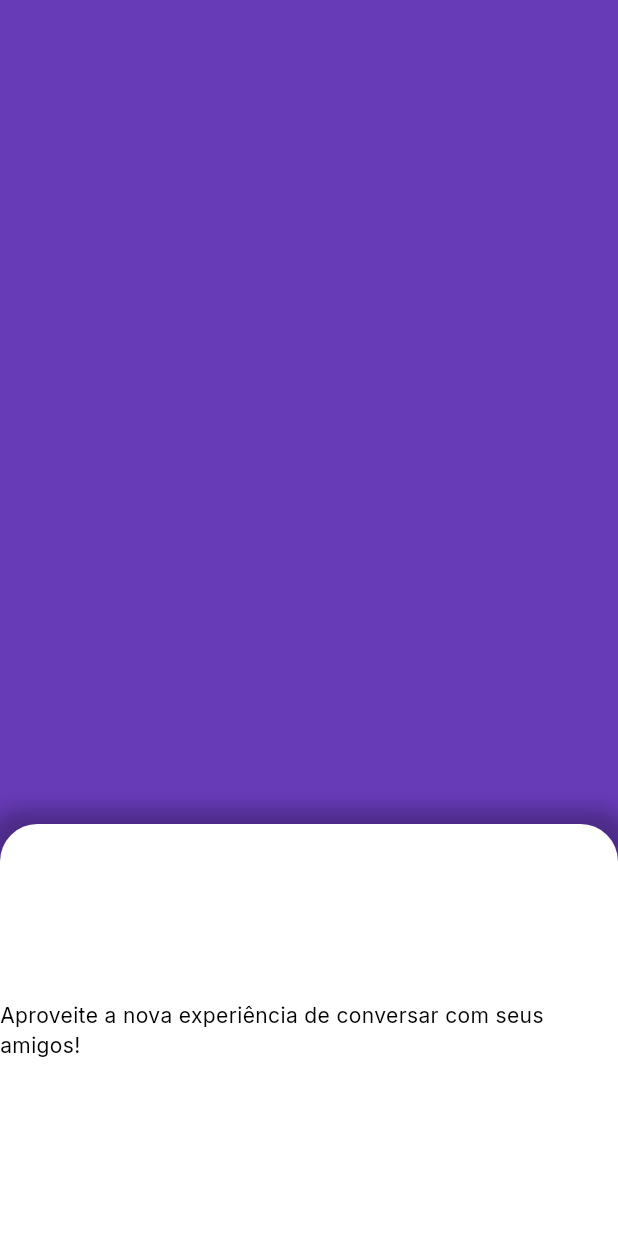
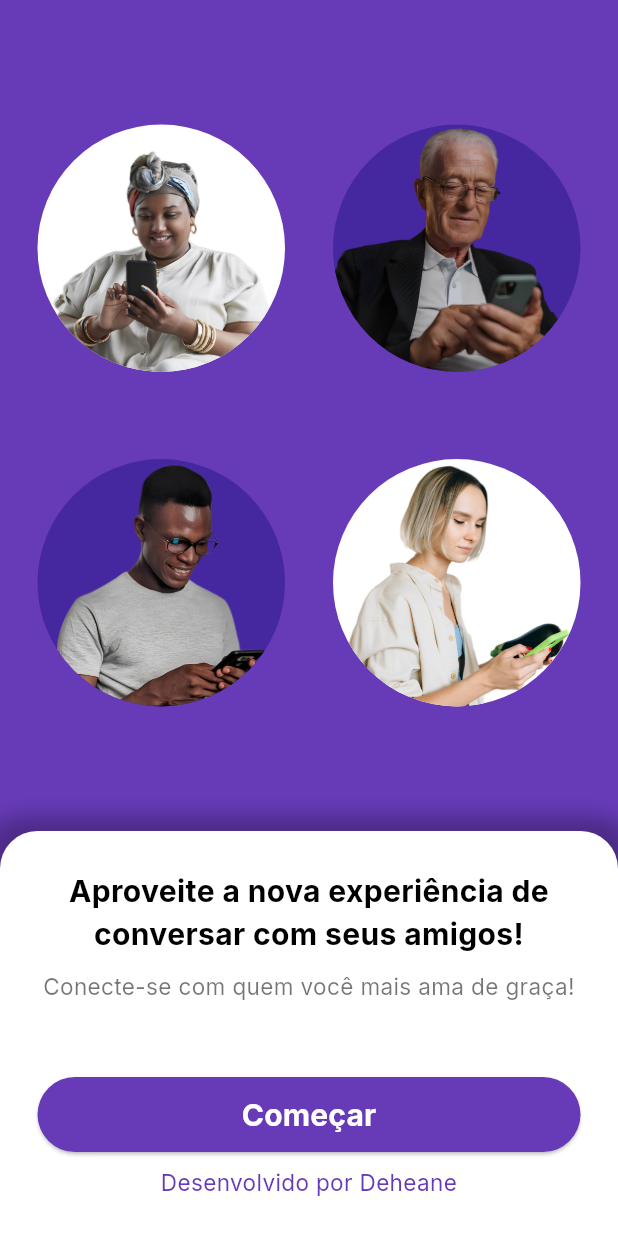
Before and after one commit to maisaamadeu/clean_chat, a Flutter app: the screen it shows after launch, on a phone screen of 412 x 824 dp. Run offline on Flutter 3.47's test engine with Material 2 defaults, Android fonts, the phone set to English and light mode, and no system bars; our stand-ins replace google_fonts.

Commit message:
start page finished

```diff
--- a/lib/app/pages/start_page.dart
+++ b/lib/app/pages/start_page.dart
@@ -8,16 +8,81 @@ class StartPage extends StatelessWidget {
   Widget build(BuildContext context) {
     return Scaffold(
       backgroundColor: Colors.deepPurple,
-      body: Column(
+      body: SafeArea(
+        child: Column(
           children: [
             Expanded(
               flex: 2,
-            child: Container(
-              color: Colors.deepPurple,
+              child: Padding(
+                padding: const EdgeInsets.all(25.0),
+                child: Column(
+                  mainAxisAlignment: MainAxisAlignment.spaceEvenly,
+                  children: [
+                    Row(
+                      mainAxisAlignment: MainAxisAlignment.spaceBetween,
+                      children: [
+                        Container(
+                          height: 165.0,
+                          width: 165.0,
+                          decoration: const BoxDecoration(
+                            image: DecorationImage(
+                              image:
+                                  AssetImage('assets/images/black-woman.png'),
+                              fit: BoxFit.fill,
+                            ),
+                            color: Colors.white,
+                            shape: BoxShape.circle,
                           ),
                         ),
-          Expanded(
-            child: Container(
+                        Container(
+                          height: 165.0,
+                          width: 165.0,
+                          decoration: BoxDecoration(
+                            image: const DecorationImage(
+                              image: AssetImage('assets/images/old-man.png'),
+                              fit: BoxFit.fill,
+                            ),
+                            color: Colors.deepPurple.shade800,
+                            shape: BoxShape.circle,
+                          ),
+                        ),
+                      ],
+                    ),
+                    Row(
+                      mainAxisAlignment: MainAxisAlignment.spaceBetween,
+                      children: [
+                        Container(
+                          height: 165.0,
+                          width: 165.0,
+                          decoration: BoxDecoration(
+                            image: const DecorationImage(
+                              image: AssetImage('assets/images/black-man.png'),
+                              fit: BoxFit.fill,
+                            ),
+                            color: Colors.deepPurple.shade800,
+                            shape: BoxShape.circle,
+                          ),
+                        ),
+                        Container(
+                          height: 165.0,
+                          width: 165.0,
+                          decoration: const BoxDecoration(
+                            image: DecorationImage(
+                              image:
+                                  AssetImage('assets/images/white-woman.png'),
+                              fit: BoxFit.fill,
+                            ),
+                            color: Colors.white,
+                            shape: BoxShape.circle,
+                          ),
+                        ),
+                      ],
+                    ),
+                  ],
+                ),
+              ),
+            ),
+            Container(
               decoration: const BoxDecoration(
                   color: Colors.white,
                   borderRadius: BorderRadius.only(
@@ -31,15 +96,74 @@ class StartPage extends StatelessWidget {
                       spreadRadius: 10,
                     )
                   ]),
+              child: Padding(
+                padding: const EdgeInsets.symmetric(
+                  horizontal: 25,
+                  vertical: 25,
+                ),
                 child: Column(
-                mainAxisAlignment: MainAxisAlignment.center,
+                  mainAxisAlignment: MainAxisAlignment.spaceBetween,
                   crossAxisAlignment: CrossAxisAlignment.stretch,
+                  children: [
+                    //TEXT
+                    Column(
                       children: [
                         Text(
                           'Aproveite a nova experiência de conversar com seus amigos!',
                           style: GoogleFonts.inter(
+                            fontSize: 20,
+                            fontWeight: FontWeight.bold,
                             color: Colors.black,
                           ),
+                          textAlign: TextAlign.center,
+                        ),
+                        const SizedBox(
+                          height: 10,
+                        ),
+                        Text(
+                          'Conecte-se com quem você mais ama de graça!',
+                          style: GoogleFonts.inter(
+                            fontSize: 15,
+                            color: Colors.black54,
+                          ),
+                          textAlign: TextAlign.center,
+                        ),
+                      ],
+                    ),
+                    const SizedBox(
+                      height: 50,
+                    ),
+
+                    //SIGNIN/SIGNOUT BUTTON
+                    SizedBox(
+                      height: 50,
+                      child: ElevatedButton(
+                        onPressed: () {},
+                        style: ElevatedButton.styleFrom(
+                          backgroundColor: Colors.deepPurple,
+                        ),
+                        child: Text(
+                          'Começar',
+                          style: GoogleFonts.inter(
+                            fontSize: 20,
+                            color: Colors.white,
+                            fontWeight: FontWeight.bold,
+                          ),
+                        ),
+                      ),
+                    ),
+                    const SizedBox(
+                      height: 10,
+                    ),
+
+                    //CREDITS
+                    Text(
+                      'Desenvolvido por Deheane',
+                      style: GoogleFonts.inter(
+                        fontSize: 15,
+                        color: Colors.deepPurple,
+                      ),
+                      textAlign: TextAlign.center,
                     ),
                   ],
                 ),
@@ -47,6 +171,7 @@ class StartPage extends StatelessWidget {
             ),
           ],
         ),
+      ),
     );
   }
 }
```
Lines whose indentation alone changed are shown as unchanged.
